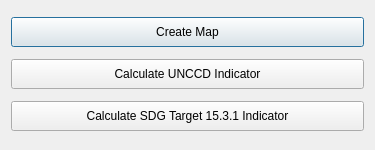
ConservationInternational/trends.earth, file LDMP/gui/DlgReporting.ui: the form before one commit.
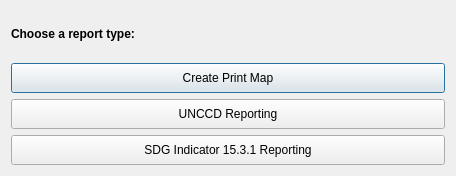
The form after the commit.

Commit message: Finish separation of UNCCD and SDG reporting.

What changed in the file:
```diff
--- a/LDMP/gui/DlgReporting.ui
+++ b/LDMP/gui/DlgReporting.ui
@@ -9,8 +9,8 @@
    <rect>
     <x>0</x>
     <y>0</y>
-    <width>375</width>
-    <height>150</height>
+    <width>456</width>
+    <height>176</height>
    </rect>
   </property>
   <property name="sizePolicy">
@@ -23,6 +23,19 @@
    <string>Land degradation reporting</string>
   </property>
   <layout class="QVBoxLayout" name="verticalLayout">
+   <item>
+    <widget class="QLabel" name="label">
+     <property name="font">
+      <font>
+       <weight>75</weight>
+       <bold>true</bold>
+      </font>
+     </property>
+     <property name="text">
+      <string>Choose a report type:</string>
+     </property>
+    </widget>
+   </item>
    <item>
     <widget class="QPushButton" name="btn_create_map">
      <property name="minimumSize">
@@ -32,7 +45,7 @@
       </size>
      </property>
      <property name="text">
-      <string>Create Map</string>
+      <string>Create Print Map</string>
      </property>
     </widget>
    </item>
@@ -45,7 +58,7 @@
       </size>
      </property>
      <property name="text">
-      <string>Calculate UNCCD Indicator</string>
+      <string>UNCCD Reporting</string>
      </property>
     </widget>
    </item>
@@ -58,7 +71,7 @@
       </size>
      </property>
      <property name="text">
-      <string>Calculate SDG Target 15.3.1 Indicator</string>
+      <string>SDG Indicator 15.3.1 Reporting</string>
      </property>
     </widget>
    </item>
```
The commit also changes 6 other files.
